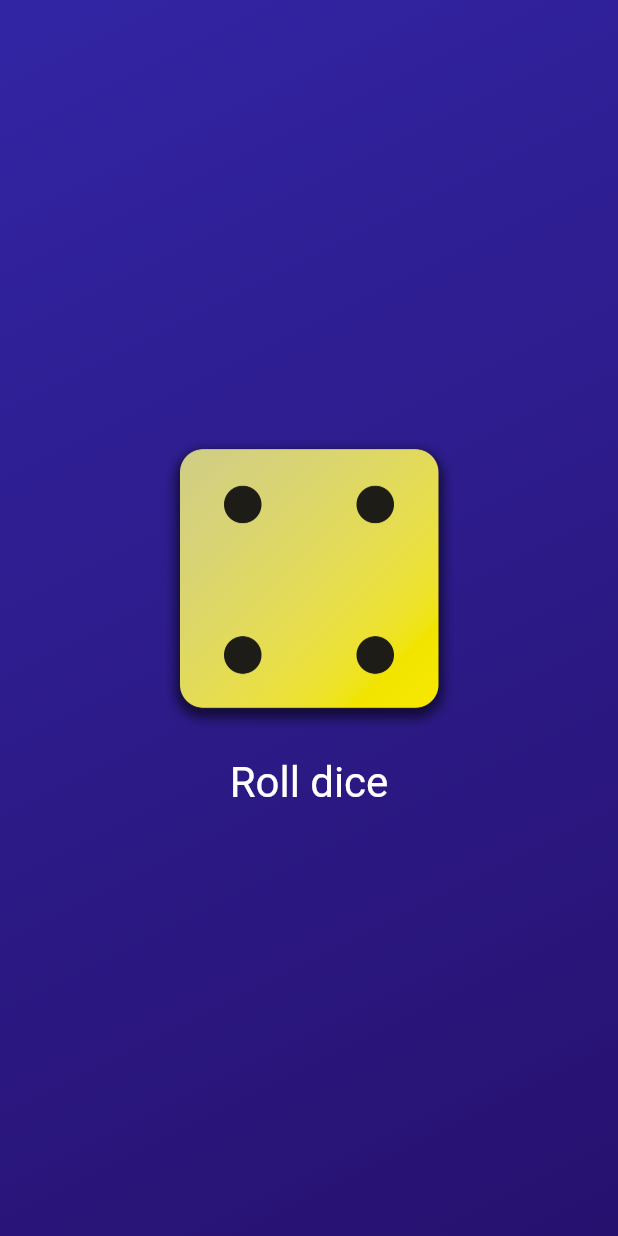
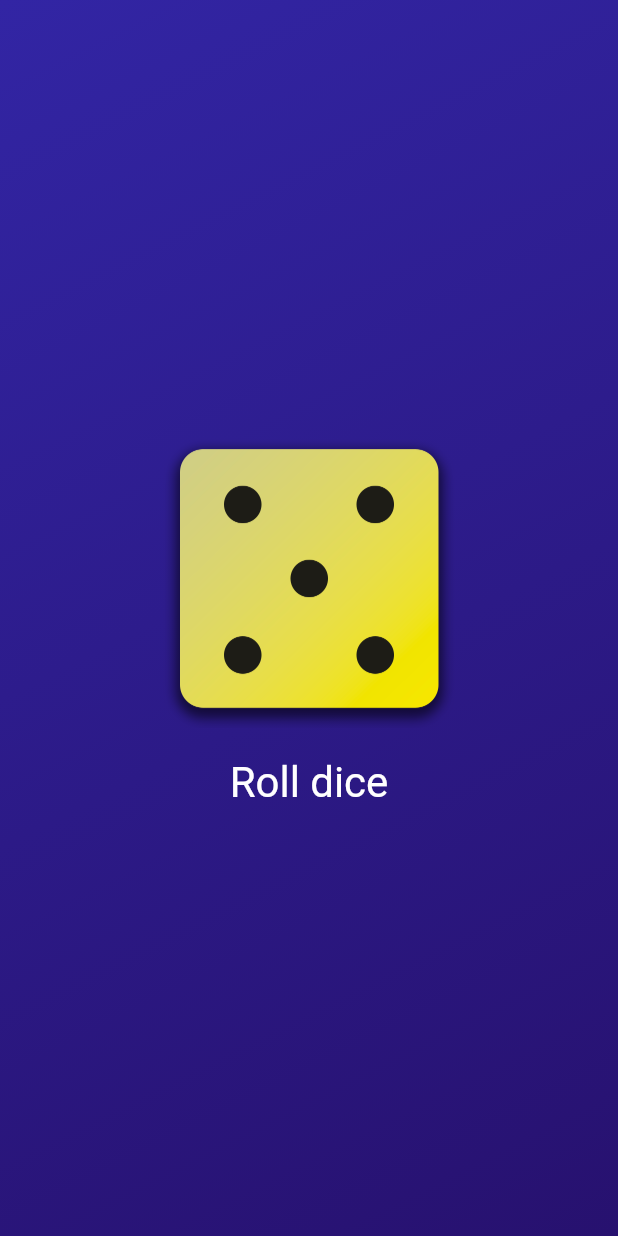
Before and after one commit to kartpop/roll_dice_app, a Flutter app: the screen it shows after launch, after a tap on "Roll dice", on a phone screen of 412 x 824 dp. Run offline on Flutter 3.47's test engine with Material 2 defaults, Android fonts, the phone set to English and light mode, and no system bars.

```diff
--- a/lib/dice_roller.dart
+++ b/lib/dice_roller.dart
@@ -1,4 +1,8 @@
+import 'dart:math';
+
 import 'package:flutter/material.dart';
+
+var randomizer = Random();
 
 class DiceRoller extends StatefulWidget {
   const DiceRoller({super.key});
@@ -10,11 +14,11 @@ class DiceRoller extends StatefulWidget {
 }
 
 class _DiceRollerState extends State<DiceRoller> {
-  var activeDiceImage = 'assets/images/dice-2.png';
+  var currentDiceRoll = 2;
 
   void rollDice() {
     setState(() {
-      activeDiceImage = 'assets/images/dice-4.png';
+      currentDiceRoll = randomizer.nextInt(6) + 1;
     });
   }
 
@@ -24,7 +28,7 @@ class _DiceRollerState extends State<DiceRoller> {
       mainAxisSize: MainAxisSize.min,
       children: [
         Image.asset(
-          activeDiceImage,
+          'assets/images/dice-$currentDiceRoll.png',
           width: 200,
         ),
         TextButton(
```
